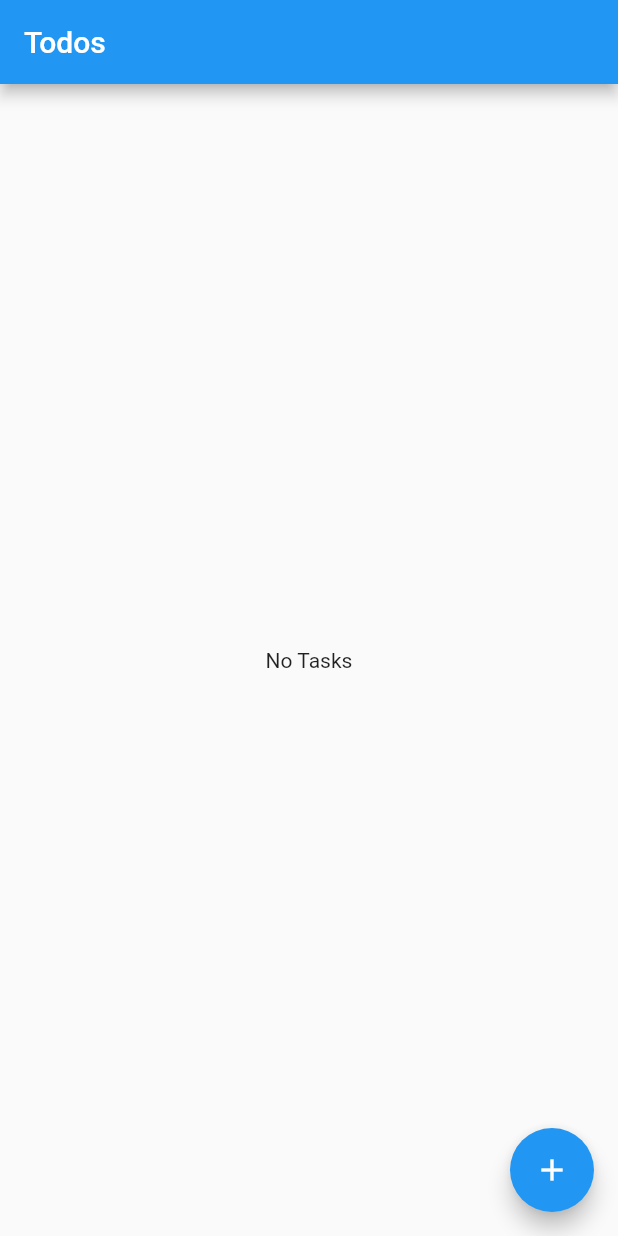
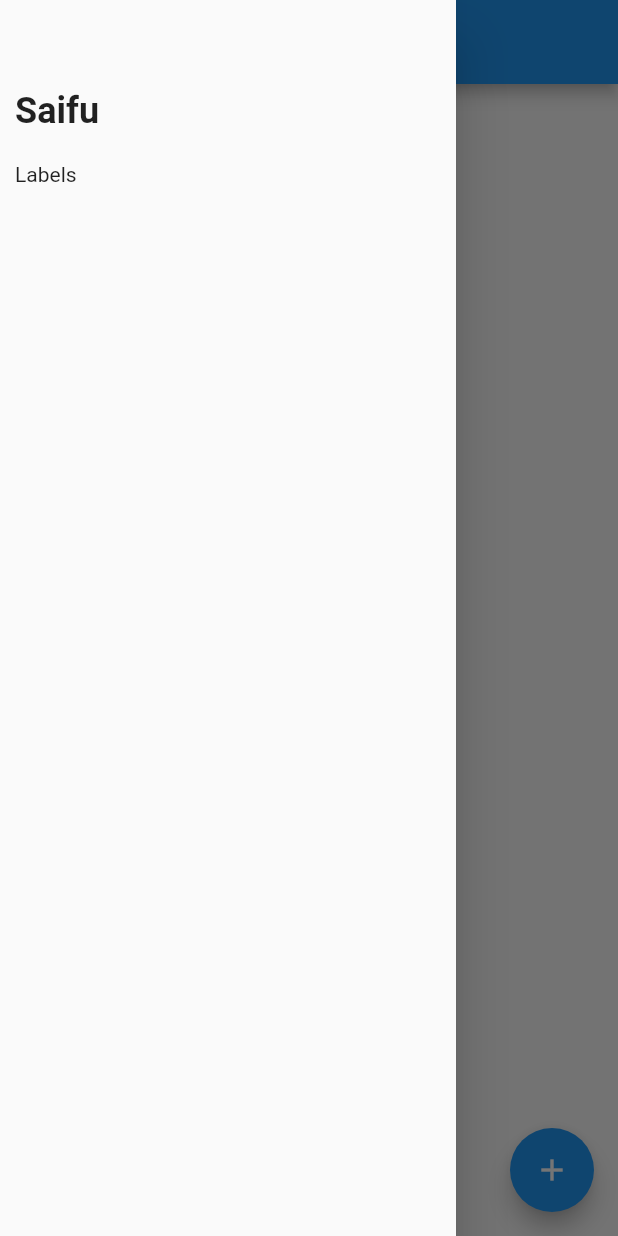
Before and after one commit to NishLy/to_do, a Flutter app: the screen it shows after launch, with the side drawer open (before the commit the screen has no drawer), on a phone screen of 412 x 824 dp. Run offline on Flutter 3.47's test engine with Material 2 defaults, Android fonts, the phone set to English and light mode, and no system bars; our stand-ins replace sqflite; accounts and stored records are empty.

Commit message:
Add drawer widget on Home widget

```diff
--- /dev/null
+++ b/lib/components/drawer.dart
@@ -0,0 +1,73 @@
+import 'package:flutter/material.dart';
+import 'package:to_do/helpers/label.dart';
+
+class MainDrawer extends StatefulWidget {
+  final Function(String) onChangeLabelFilter;
+  const MainDrawer({super.key, required this.onChangeLabelFilter});
+
+  @override
+  State<MainDrawer> createState() => _MainDrawerState();
+}
+
+class _MainDrawerState extends State<MainDrawer> {
+  int? selectedLabel;
+
+  @override
+  Widget build(BuildContext context) {
+    return Drawer(
+        child: Padding(
+      padding: const EdgeInsets.all(10),
+      child: Column(
+        crossAxisAlignment: CrossAxisAlignment.start,
+        children: [
+          const SizedBox(
+            height: 50,
+          ),
+          const Text(
+            "Saifu",
+            style: TextStyle(fontSize: 24, fontWeight: FontWeight.bold),
+          ),
+          const SizedBox(
+            height: 20,
+          ),
+          const Text("Labels"),
+          const SizedBox(
+            height: 10,
+          ),
+          FutureBuilder(
+              future: DatabaseLabelHelper.instance.getAllLabels(),
+              builder: ((context, snapshot) {
+                if (snapshot.hasData) {
+                  return Expanded(
+                    child: ListView.separated(
+                        padding: EdgeInsets.zero,
+                        itemBuilder: ((context, index) => Card(
+                              child: ListTile(
+                                key: ValueKey(index),
+                                selected: selectedLabel == index,
+                                onTap: () => setState(() {
+                                  selectedLabel == index
+                                      ? selectedLabel = null
+                                      : selectedLabel = index;
+                                  widget.onChangeLabelFilter(
+                                      snapshot.data![index].title);
+                                }),
+                                leading: const Icon(Icons.label_outline_sharp),
+                                title: Text(snapshot.data![index].title),
+                              ),
+                            )),
+                        separatorBuilder: ((context, index) => const SizedBox(
+                              height: 5,
+                            )),
+                        itemCount: snapshot.data!.length),
+                  );
+                }
+                return const Center(
+                  child: CircularProgressIndicator(),
+                );
+              }))
+        ],
+      ),
+    ));
+  }
+}
--- a/lib/helpers/tasks.dart
+++ b/lib/helpers/tasks.dart
@@ -26,6 +26,7 @@ class DatabaseTaskHelper {
   String colCreateAt = 'createdAt';
   String colUpdatedAt = 'updatedAt';
   String colNote = 'note';
+  String labels = 'labels';
 
   void _createDb(Database db, int version) async {
     await db.execute(
--- a/lib/screens/home.dart
+++ b/lib/screens/home.dart
@@ -1,5 +1,6 @@
 import 'package:flutter/material.dart';
 import 'package:flutter_staggered_grid_view/flutter_staggered_grid_view.dart';
+import 'package:to_do/components/drawer.dart';
 import 'package:to_do/components/task_list.dart';
 import 'package:to_do/helpers/tasks.dart';
 import 'package:to_do/model/task.dart';
@@ -26,6 +27,8 @@ class _HomeState extends State<Home> {
       _tasks = DatabaseTaskHelper.instance.getTaskList();
     });
   }
+
+  void _onChangeFilterLabel(String label) {}
 
   @override
   Widget build(BuildContext context) {
@@ -102,6 +105,7 @@ class _HomeState extends State<Home> {
                     builder: (context) => const AddAndEditTask()));
           },
           child: const Icon(Icons.add)),
+      drawer: MainDrawer(onChangeLabelFilter: _onChangeFilterLabel),
     );
   }
 }
```
